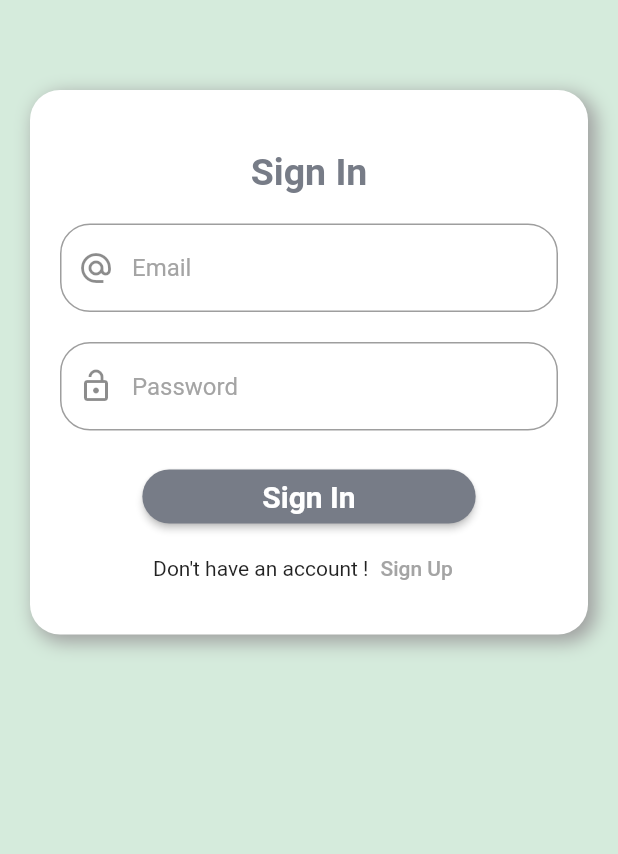
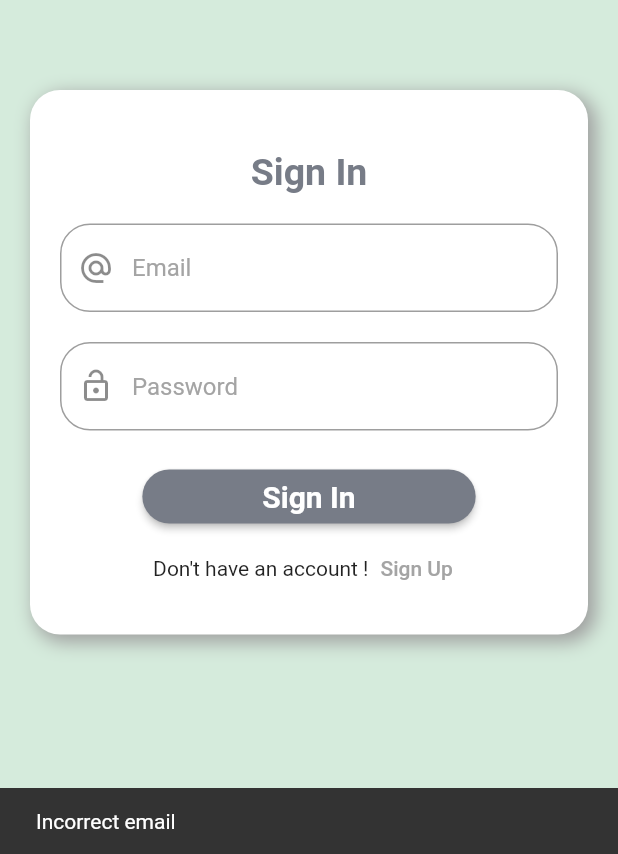
Before and after one commit to Wegdan9/book_club, a Flutter app: the screen it shows after launch, after a tap on "Sign In", on a phone screen of 412 x 824 dp, the part 382-1236 px from its top. Run offline on Flutter 3.47's test engine with Material 2 defaults, Android fonts, the phone set to English and light mode, and no system bars; our stand-ins replace firebase_auth, firebase_core; accounts and stored records are empty; network calls fail.

Commit message:
commit_2
1- Linking application with firebase
2- Creating Authentication process

```diff
--- a/lib/main.dart
+++ b/lib/main.dart
@@ -1,19 +1,35 @@
 import 'package:book_club/utlis/our_theme.dart';
+
+import 'package:firebase_core/firebase_core.dart';
 import 'package:flutter/material.dart';
+import 'package:provider/provider.dart';
 
 import '/screens/sign_in/sign_in.dart';
+import 'firebase_options.dart';
+import 'states/current_user.dart';
 
 
-void main() => runApp(MyApp());
+void main() async {
+  WidgetsFlutterBinding.ensureInitialized();
+  await Firebase.initializeApp(
+    options: DefaultFirebaseOptions.currentPlatform,
+  );
+
+  runApp(MyApp());
+
+}
 
 class MyApp extends StatelessWidget{
 
   Widget build (BuildContext context){
-    return MaterialApp(
-      debugShowCheckedModeBanner: false,
-      theme: OurTheme().buildTheme(),
-      home: Scaffold(
-        body: SignInScreen(),
+    return ChangeNotifierProvider(
+      create: (BuildContext context) => CurrentUser(),
+      child: MaterialApp(
+        debugShowCheckedModeBanner: false,
+        theme: OurTheme().buildTheme(),
+        home: Scaffold(
+          body: SignInScreen(),
+        ),
       ),
     );
   }
--- a/lib/screens/sign_in/local_widgets/sign_in_form.dart
+++ b/lib/screens/sign_in/local_widgets/sign_in_form.dart
@@ -1,10 +1,40 @@
+import 'package:book_club/screens/home/home.dart';
 import 'package:book_club/screens/sign_up/sign_up.dart';
+import 'package:book_club/states/current_user.dart';
 import 'package:flutter/material.dart';
+import 'package:provider/provider.dart';
 
 import '../../../widgets/our_container.dart';
 
-class SignInForm extends StatelessWidget {
+class SignInForm extends StatefulWidget {
   const SignInForm({Key? key}) : super(key: key);
+
+  @override
+  State<SignInForm> createState() => _SignInFormState();
+}
+
+class _SignInFormState extends State<SignInForm> {
+  TextEditingController _emailController = TextEditingController();
+  TextEditingController _passwordController = TextEditingController();
+
+  void _loginUser(String email, String password, BuildContext context) async {
+    CurrentUser _currentUser = Provider.of<CurrentUser>(context, listen: false);
+
+    try{
+      if(await _currentUser.signInUser(email, password)){
+        Navigator.of(context).push(MaterialPageRoute(builder: (context) => HomeScreen(),));
+      }else{
+        ScaffoldMessenger.of(context).showSnackBar(
+            SnackBar(
+                content: Text('Incorrect email'),
+                duration: Duration(seconds: 2),
+            ));
+      }
+    }catch(e){
+      print(e);
+    }
+  }
+
 
   @override
   Widget build(BuildContext context) {
@@ -22,6 +52,7 @@ class SignInForm extends StatelessWidget {
             ),
           ),
           TextFormField(
+            controller: _emailController,
             decoration: InputDecoration(
               prefixIcon: Icon(
                 Icons.alternate_email,
@@ -33,6 +64,7 @@ class SignInForm extends StatelessWidget {
             height: 20.0,
           ),
           TextFormField(
+            controller: _passwordController,
             decoration: InputDecoration(
               prefixIcon: Icon(
                 Icons.lock_open_outlined,
@@ -50,7 +82,7 @@ class SignInForm extends StatelessWidget {
               child: Text('Sign In', style: TextStyle(color: Colors.white, fontWeight: FontWeight.bold, fontSize: 20.0),),
             ),
             onPressed: () {
-
+                _loginUser(_emailController.text, _passwordController.text, context);
             },
           ),
           Row(
@@ -68,4 +100,6 @@ class SignInForm extends StatelessWidget {
       ),
     );
   }
+
+
 }
--- a/lib/screens/sign_in/sign_in.dart
+++ b/lib/screens/sign_in/sign_in.dart
@@ -17,7 +17,6 @@ class SignInScreen extends StatelessWidget {
                   Padding(
                       padding: EdgeInsets.all(40.0),
                       child: Image.asset('assets/images/logo.png'),
-
                   ),
                   SizedBox(height: 20.0,),
                   SignInForm(),
--- /dev/null
+++ b/lib/states/current_user.dart
@@ -0,0 +1,55 @@
+import 'package:firebase_auth/firebase_auth.dart';
+import 'package:flutter/material.dart';
+
+class CurrentUser extends ChangeNotifier{
+  String? _userId;
+  String? _userEmail;
+
+  String get getUserId => _userId!;
+  String get getUserEmail => _userEmail!;
+
+  ///Firebase provides Library that provides properties and method to make the authentication process easy
+  ///so we created an instance from that class by calling constructor and accessing a static getter
+  ///which we can access it without initializing the the whole class.
+  ///NOW we can access the class members after initializing an instance
+  ///to help us for signIn and signUp
+  final FirebaseAuth _firebaseAuth = FirebaseAuth.instance;
+
+  Future<bool> signUpUser(String email, String password) async{
+    bool retValue = false;
+
+    try{
+      UserCredential _userCredential= await _firebaseAuth.createUserWithEmailAndPassword(email: email, password: password);
+      if(_userCredential.user != null){
+        retValue = true;
+        print('USER CREDENTIAL.USER ${_userCredential.user}');
+      }
+    }catch(e){
+      print('error from state ${e}');
+    }
+
+    return retValue;
+
+  }
+
+  Future<bool> signInUser(String email, String password) async{
+    bool retValue = false;
+
+    try{
+      UserCredential _userCredential= await _firebaseAuth.signInWithEmailAndPassword(email: email, password: password);
+      if(_userCredential.user != null){
+        _userId = _userCredential.user?.uid;
+        _userEmail = _userCredential.user?.email;
+        retValue = true;
+        print('USER CREDENTIAL.USER ${_userCredential.user}');
+      }
+    }catch(e){
+      print('error from state ${e}');
+    }
+
+    return retValue;
+
+  }
+
+
+}
--- a/pubspec.yaml
+++ b/pubspec.yaml
@@ -36,6 +36,10 @@ dependencies:
   # The following adds the Cupertino Icons font to your application.
   # Use with the CupertinoIcons class for iOS style icons.
   cupertino_icons: ^1.0.2
+  provider: ^6.0.5
+  firebase_core: ^2.3.0
+  firebase_auth: ^4.7.2
+  firebase_app_check: ^0.1.5+1
 
 dev_dependencies:
   flutter_test:
```
Also changed, not shown: lib/screens/home/home.dart (added, +14 -0 lines), lib/screens/sign_up/local_widgets/sign_up_form.dart (+43 -3 lines), lib/firebase_options.dart (added), pubspec.lock, 3 other files.
